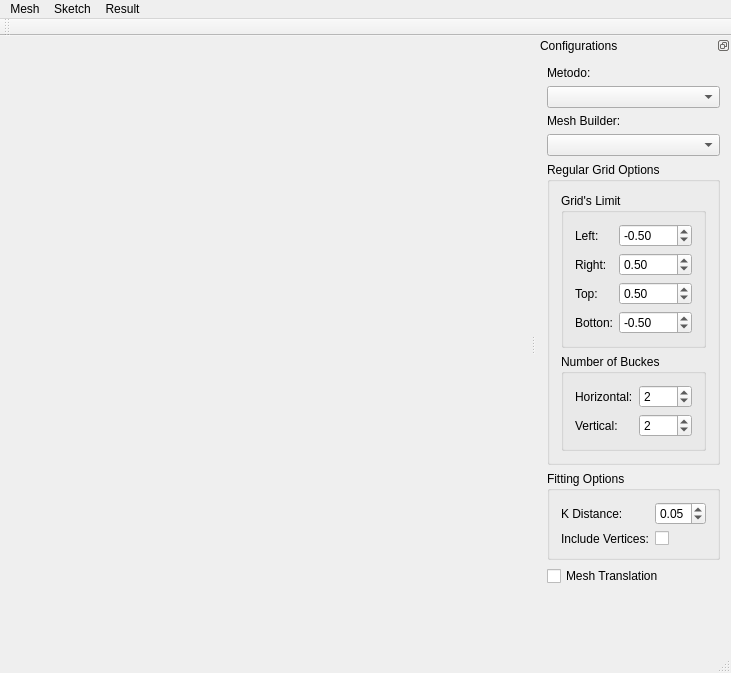
First picture: the form in src/mainwindow.ui, repository ethiago/triquadgl, before the edit.
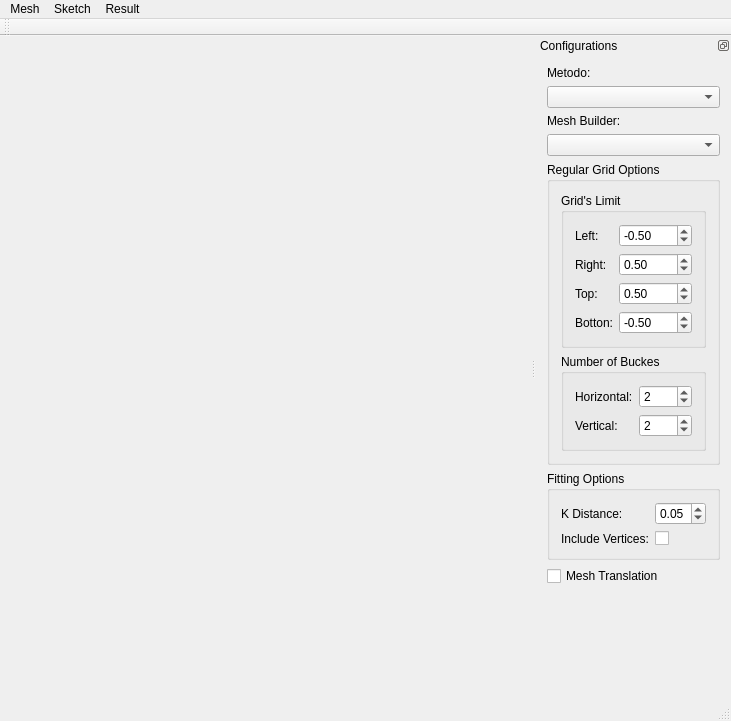
Second picture: the form after the edit.

```diff
--- a/src/mainwindow.ui
+++ b/src/mainwindow.ui
@@ -7,7 +7,7 @@
     <x>0</x>
     <y>0</y>
     <width>731</width>
-    <height>673</height>
+    <height>721</height>
    </rect>
   </property>
   <property name="sizePolicy">
```
Left out of the diff: 9 changed lines with no effect on the pictures.
